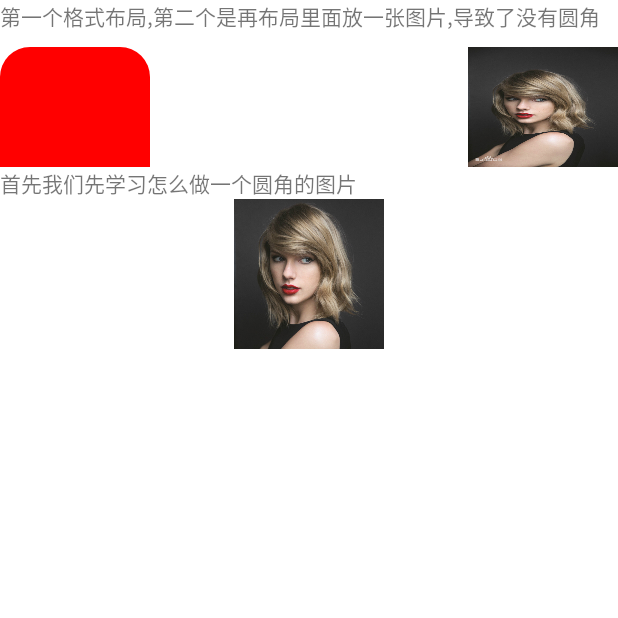
After one commit to HaoPz/MyDemo, an Android app: the LayoutImageActivity screen opened directly, with no data from a screen before it, on a phone screen of 412 x 824 dp, the top half of it. The commit adds this screen. Run offline under Robolectric (Android 15) with nearby library versions, the phone set to English and light mode, and no system bars; our stand-ins replace CircleImageView.

```diff
--- /dev/null
+++ b/src/main/java/com/mydemo/LayoutImage/LayoutImageActivity.java
@@ -0,0 +1,20 @@
+package com.mydemo.LayoutImage;
+
+import android.os.Bundle;
+import android.support.annotation.Nullable;
+import android.support.v7.app.AppCompatActivity;
+
+import com.mydemo.Base.BaseActivity;
+import com.mydemo.R;
+
+/**
+ * Created by HaoPz on 2017/12/26.
+ */
+
+public class LayoutImageActivity extends BaseActivity{
+    @Override
+    protected void onCreate(@Nullable Bundle savedInstanceState) {
+        super.onCreate(savedInstanceState);
+        setContentView(R.layout.activity_layout_circle_image);
+    }
+}
--- /dev/null
+++ b/src/main/res/drawable/shape_layout_circle.xml
@@ -0,0 +1,11 @@
+<?xml version="1.0" encoding="utf-8"?>
+<selector xmlns:android="http://schemas.android.com/apk/res/android">
+    <item>
+        <shape android:shape="rectangle">
+            <corners android:bottomLeftRadius="0dp" android:bottomRightRadius="0dp"
+                android:topLeftRadius="20dp" android:topRightRadius="20dp" />
+
+            <solid android:color="#F00" />
+        </shape>
+    </item>
+</selector>
--- /dev/null
+++ b/src/main/res/layout/activity_layout_circle_image.xml
@@ -0,0 +1,60 @@
+<?xml version="1.0" encoding="utf-8"?>
+<LinearLayout xmlns:android="http://schemas.android.com/apk/res/android"
+    android:layout_width="match_parent"
+    android:layout_height="match_parent"
+    android:background="@color/colorWhite"
+    android:orientation="vertical">
+
+    <TextView
+        android:layout_width="match_parent"
+        android:layout_height="wrap_content"
+        android:text="第一个格式布局,第二个是再布局里面放一张图片,导致了没有圆角" />
+
+    <RelativeLayout
+        android:layout_width="match_parent"
+        android:layout_height="wrap_content"
+        android:orientation="horizontal">
+
+        <LinearLayout
+            android:layout_width="100dp"
+            android:layout_height="80dp"
+            android:layout_alignParentLeft="true"
+            android:layout_gravity="center"
+            android:layout_marginTop="10dp"
+            android:layout_weight="1"
+            android:background="@drawable/shape_layout_circle">
+
+        </LinearLayout>
+
+        <LinearLayout
+            android:layout_width="100dp"
+            android:layout_height="80dp"
+            android:layout_alignParentRight="true"
+            android:layout_gravity="center"
+            android:layout_marginTop="10dp"
+            android:background="@drawable/shape_layout_circle">
+
+            <ImageView
+                android:id="@+id/image"
+                android:layout_width="match_parent"
+                android:layout_height="match_parent"
+                android:background="@drawable/taile1" />
+
+        </LinearLayout>
+    </RelativeLayout>
+
+    <TextView
+        android:layout_width="match_parent"
+        android:layout_height="wrap_content"
+        android:text="首先我们先学习怎么做一个圆角的图片"></TextView>
+
+    <ImageView
+        android:id="@+id/circleImage"
+        android:layout_width="100dp"
+        android:layout_height="100dp"
+        android:layout_gravity="center_horizontal"
+        android:scaleType="centerCrop"
+        android:src="@drawable/taile1" />
+
+
+</LinearLayout>
--- a/src/main/res/values/strings.xml
+++ b/src/main/res/values/strings.xml
@@ -15,4 +15,6 @@
     <string name="vertical_scroll_textView">垂直滚动TextView</string>
     <string name="retrofit">学习Retrofit</string>
     <string name="viewpager3d">3D ViewPager 画廊</string>
+    <string name="circleView" >布局 + 圆角图片</string>
+    <string name="indexList">26字母检索View</string>
 </resources>
```
Also changed, not shown: src/main/AndroidManifest.xml (+7 -0 lines), src/main/java/com/mydemo/ActivityTransitions/ActivityA.java (+6 -3 lines), src/main/java/com/mydemo/ActivityTransitions/ActivityC.java (added, +19 -0 lines), src/main/java/com/mydemo/IndexList/IndexDemoActivity.java (added, +67 -0 lines), src/main/java/com/mydemo/IndexList/IndexView.java (added, +130 -0 lines), src/main/java/com/mydemo/LayoutImage/MyCircleImageView.java (added, +65 -0 lines), src/main/java/com/mydemo/MainActivity.java (+26 -3 lines), src/main/res/anim/state.xml (added, +11 -0 lines), src/main/res/anim/zoom_out.xml (added, +17 -0 lines), src/main/res/layout/activity_c.xml (added, +13 -0 lines), src/main/res/layout/activity_index.xml (added, +32 -0 lines), src/main/res/values/attr.xml (+7 -0 lines), src/main/res/drawable-xxhdpi/icon_talkbg.png (added).
